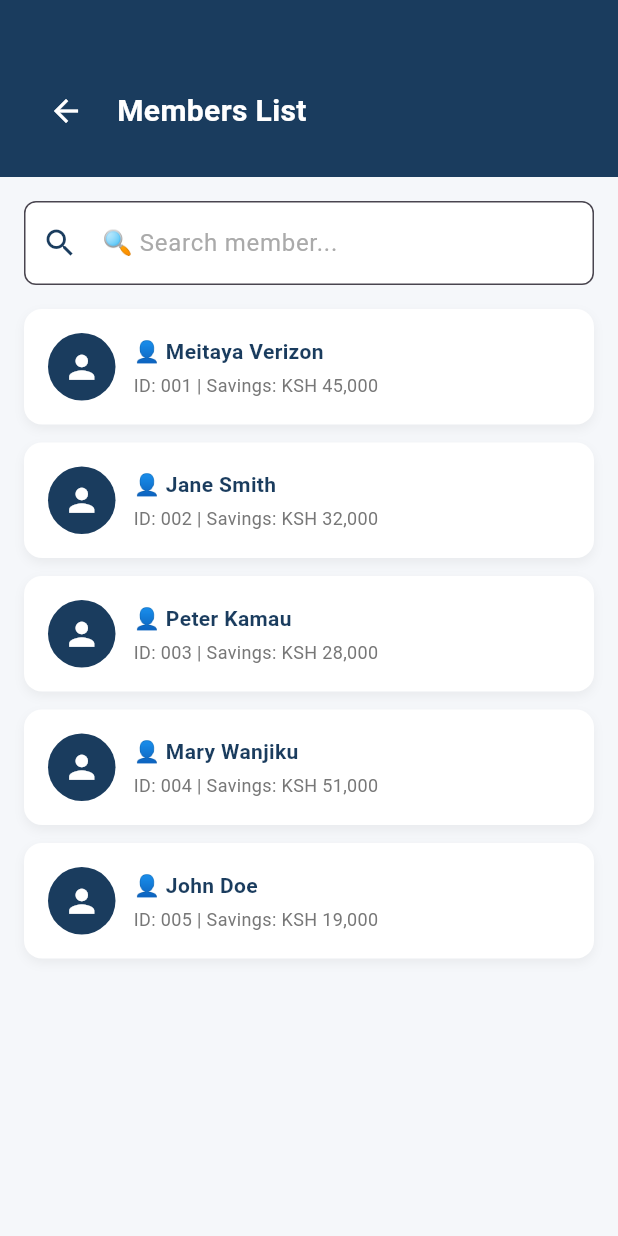
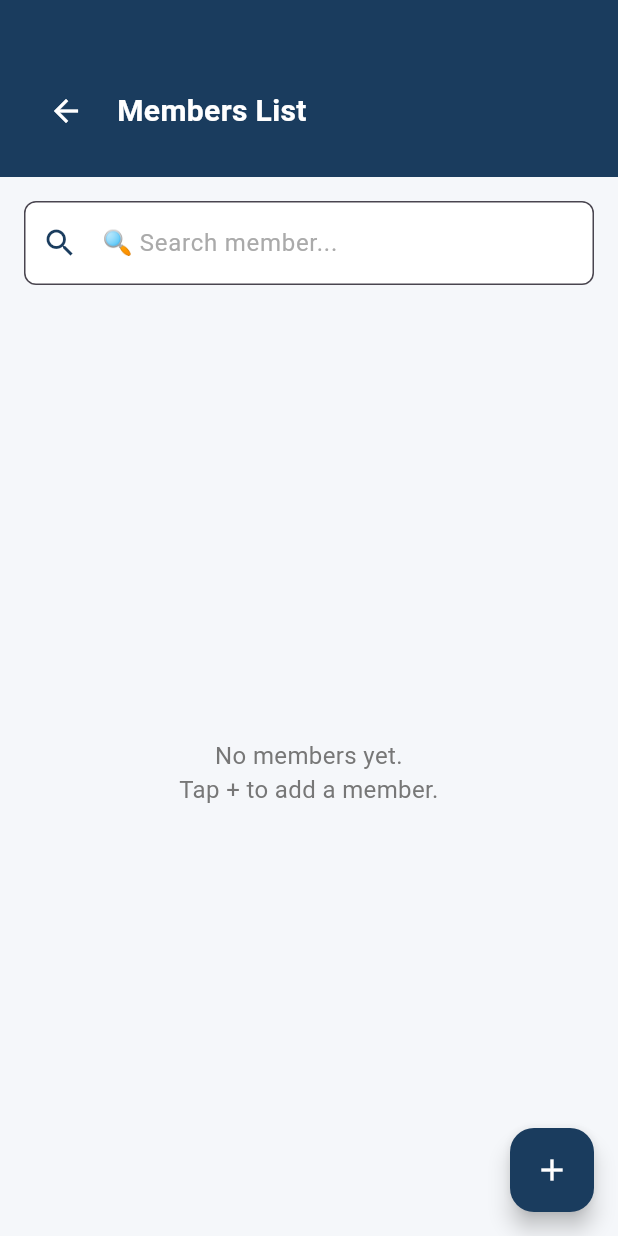
Before and after one commit to meitayaverizon892-create/sacco-app, a Flutter app: the MembersScreen screen opened directly, on a phone screen of 412 x 824 dp. Run offline on Flutter 3.47's test engine with Material 3 defaults, Android fonts, the phone set to English and light mode, and no system bars; our stand-ins replace sqflite; accounts and stored records are empty.

Commit message:
Week 4: Added SQLite CRUD for Members + Report

```diff
--- /dev/null
+++ b/lib/database/db_helper.dart
@@ -0,0 +1,79 @@
+import 'package:sqflite/sqflite.dart';
+import 'package:path/path.dart';
+import '../models/member.dart';
+
+class DBHelper {
+  static Database? _database;
+
+  // Get database (create if doesn't exist)
+  static Future<Database> get database async {
+    if (_database != null) return _database!;
+    _database = await _initDB();
+    return _database!;
+  }
+
+  // Initialize database
+  static Future<Database> _initDB() async {
+    String path = join(await getDatabasesPath(), 'sacco_app.db');
+    return await openDatabase(
+      path,
+      version: 1,
+      onCreate: (db, version) async {
+        await db.execute('''
+          CREATE TABLE members(
+            id INTEGER PRIMARY KEY AUTOINCREMENT,
+            name TEXT NOT NULL,
+            memberNumber TEXT NOT NULL,
+            savings REAL NOT NULL,
+            phone TEXT NOT NULL
+          )
+        ''');
+      },
+    );
+  }
+
+  // CREATE - Add a new member
+  static Future<int> insertMember(Member member) async {
+    final db = await database;
+    return await db.insert('members', member.toMap());
+  }
+
+  // READ - Get all members
+  static Future<List<Member>> getMembers() async {
+    final db = await database;
+    final List<Map<String, dynamic>> maps = await db.query('members');
+    return List.generate(maps.length, (i) => Member.fromMap(maps[i]));
+  }
+
+  // UPDATE - Edit an existing member
+  static Future<int> updateMember(Member member) async {
+    final db = await database;
+    return await db.update(
+      'members',
+      member.toMap(),
+      where: 'id = ?',
+      whereArgs: [member.id],
+    );
+  }
+
+  // DELETE - Remove a member
+  static Future<int> deleteMember(int id) async {
+    final db = await database;
+    return await db.delete(
+      'members',
+      where: 'id = ?',
+      whereArgs: [id],
+    );
+  }
+
+  // SEARCH - Find members by name
+  static Future<List<Member>> searchMembers(String query) async {
+    final db = await database;
+    final List<Map<String, dynamic>> maps = await db.query(
+      'members',
+      where: 'name LIKE ?',
+      whereArgs: ['%$query%'],
+    );
+    return List.generate(maps.length, (i) => Member.fromMap(maps[i]));
+  }
+}
--- /dev/null
+++ b/lib/models/member.dart
@@ -0,0 +1,37 @@
+class Member {
+  int? id;
+  String name;
+  String memberNumber;
+  double savings;
+  String phone;
+
+  Member({
+    this.id,
+    required this.name,
+    required this.memberNumber,
+    required this.savings,
+    required this.phone,
+  });
+
+  // Convert a Member into a Map (for saving to database)
+  Map<String, dynamic> toMap() {
+    return {
+      'id': id,
+      'name': name,
+      'memberNumber': memberNumber,
+      'savings': savings,
+      'phone': phone,
+    };
+  }
+
+  // Convert a Map (from database) into a Member object
+  factory Member.fromMap(Map<String, dynamic> map) {
+    return Member(
+      id: map['id'],
+      name: map['name'],
+      memberNumber: map['memberNumber'],
+      savings: map['savings'],
+      phone: map['phone'],
+    );
+  }
+}
--- a/lib/screens/members_screen.dart
+++ b/lib/screens/members_screen.dart
@@ -1,35 +1,53 @@
 import 'package:flutter/material.dart';
+import '../models/member.dart';
+import '../database/db_helper.dart';
+import 'add_edit_member_screen.dart';
 
-class MembersScreen extends StatelessWidget {
+class MembersScreen extends StatefulWidget {
   const MembersScreen({super.key});
 
-  final List<Map<String, String>> members = const [
-    {
-      'name': 'Meitaya Verizon',
-      'id': '001',
-      'savings': 'KSH 45,000',
-    },
-    {
-      'name': 'Jane Smith',
-      'id': '002',
-      'savings': 'KSH 32,000',
-    },
-    {
-      'name': 'Peter Kamau',
-      'id': '003',
-      'savings': 'KSH 28,000',
-    },
-    {
-      'name': 'Mary Wanjiku',
-      'id': '004',
-      'savings': 'KSH 51,000',
-    },
-    {
-      'name': 'John Doe',
-      'id': '005',
-      'savings': 'KSH 19,000',
-    },
-  ];
+  @override
+  State<MembersScreen> createState() => _MembersScreenState();
+}
+
+class _MembersScreenState extends State<MembersScreen> {
+  List<Member> _members = [];
+  final TextEditingController _searchController = TextEditingController();
+
+  @override
+  void initState() {
+    super.initState();
+    _loadMembers();
+  }
+
+  Future<void> _loadMembers() async {
+    final members = await DBHelper.getMembers();
+    setState(() {
+      _members = members;
+    });
+  }
+
+  Future<void> _search(String query) async {
+    if (query.isEmpty) {
+      _loadMembers();
+    } else {
+      final results = await DBHelper.searchMembers(query);
+      setState(() {
+        _members = results;
+      });
+    }
+  }
+
+  Future<void> _deleteMember(int id) async {
+    await DBHelper.deleteMember(id);
+    _loadMembers();
+    ScaffoldMessenger.of(context).showSnackBar(
+      const SnackBar(
+        content: Text('Member deleted'),
+        backgroundColor: Colors.red,
+      ),
+    );
+  }
 
   @override
   Widget build(BuildContext context) {
@@ -45,13 +63,8 @@ class MembersScreen extends StatelessWidget {
             child: Row(
               children: [
                 IconButton(
-                  icon: const Icon(
-                    Icons.arrow_back,
-                    color: Colors.white,
-                  ),
-                  onPressed: () {
-                    Navigator.pop(context);
-                  },
+                  icon: const Icon(Icons.arrow_back, color: Colors.white),
+                  onPressed: () => Navigator.pop(context),
                 ),
                 const SizedBox(width: 10),
                 const Text(
@@ -69,6 +82,8 @@ class MembersScreen extends StatelessWidget {
           Padding(
             padding: const EdgeInsets.all(16),
             child: TextField(
+              controller: _searchController,
+              onChanged: _search,
               decoration: InputDecoration(
                 hintText: '🔍 Search member...',
                 hintStyle: const TextStyle(color: Color(0xFFAAAAAA)),
@@ -78,21 +93,53 @@ class MembersScreen extends StatelessWidget {
                   borderRadius: BorderRadius.circular(8),
                   borderSide: const BorderSide(color: Color(0xFFCCCCCC)),
                 ),
-                prefixIcon: const Icon(
-                  Icons.search,
-                  color: Color(0xFF1A3C5E),
-                ),
+                prefixIcon: const Icon(Icons.search, color: Color(0xFF1A3C5E)),
               ),
             ),
           ),
           // Members List
           Expanded(
-            child: ListView.builder(
+            child: _members.isEmpty
+                ? const Center(
+                    child: Text(
+                      'No members yet.\nTap + to add a member.',
+                      textAlign: TextAlign.center,
+                      style: TextStyle(color: Color(0xFF777777), fontSize: 16),
+                    ),
+                  )
+                : ListView.builder(
                     padding: const EdgeInsets.symmetric(horizontal: 16),
-              itemCount: members.length,
+                    itemCount: _members.length,
                     itemBuilder: (context, index) {
-                final member = members[index];
-                return Container(
+                      final member = _members[index];
+                      return Dismissible(
+                        key: Key(member.id.toString()),
+                        direction: DismissDirection.endToStart,
+                        background: Container(
+                          alignment: Alignment.centerRight,
+                          padding: const EdgeInsets.only(right: 20),
+                          margin: const EdgeInsets.only(bottom: 12),
+                          decoration: BoxDecoration(
+                            color: Colors.red,
+                            borderRadius: BorderRadius.circular(12),
+                          ),
+                          child: const Icon(Icons.delete, color: Colors.white),
+                        ),
+                        onDismissed: (direction) {
+                          _deleteMember(member.id!);
+                        },
+                        child: GestureDetector(
+                          onTap: () async {
+                            await Navigator.push(
+                              context,
+                              MaterialPageRoute(
+                                builder: (context) =>
+                                    AddEditMemberScreen(member: member),
+                              ),
+                            );
+                            _loadMembers();
+                          },
+                          child: Container(
                             margin: const EdgeInsets.only(bottom: 12),
                             padding: const EdgeInsets.all(16),
                             decoration: BoxDecoration(
@@ -108,7 +155,6 @@ class MembersScreen extends StatelessWidget {
                             ),
                             child: Row(
                               children: [
-                      // Avatar
                                 Container(
                                   width: 45,
                                   height: 45,
@@ -116,20 +162,17 @@ class MembersScreen extends StatelessWidget {
                                     color: const Color(0xFF1A3C5E),
                                     borderRadius: BorderRadius.circular(25),
                                   ),
-                        child: const Icon(
-                          Icons.person,
-                          color: Colors.white,
-                          size: 25,
-                        ),
+                                  child: const Icon(Icons.person,
+                                      color: Colors.white, size: 25),
                                 ),
                                 const SizedBox(width: 12),
-                      // Member Info
                                 Expanded(
                                   child: Column(
-                          crossAxisAlignment: CrossAxisAlignment.start,
+                                    crossAxisAlignment:
+                                        CrossAxisAlignment.start,
                                     children: [
                                       Text(
-                              '👤 ${member['name']}',
+                                        '👤 ${member.name}',
                                         style: const TextStyle(
                                           fontSize: 14,
                                           fontWeight: FontWeight.bold,
@@ -138,7 +181,7 @@ class MembersScreen extends StatelessWidget {
                                       ),
                                       const SizedBox(height: 4),
                                       Text(
-                              'ID: ${member['id']} | Savings: ${member['savings']}',
+                                        'ID: ${member.memberNumber} | Savings: KSH ${member.savings.toStringAsFixed(0)}',
                                         style: const TextStyle(
                                           fontSize: 12,
                                           color: Color(0xFF777777),
@@ -147,7 +190,11 @@ class MembersScreen extends StatelessWidget {
                                     ],
                                   ),
                                 ),
+                                const Icon(Icons.edit,
+                                    color: Color(0xFFAAAAAA), size: 18),
                               ],
+                            ),
+                          ),
                         ),
                       );
                     },
@@ -155,6 +202,19 @@ class MembersScreen extends StatelessWidget {
           ),
         ],
       ),
+      floatingActionButton: FloatingActionButton(
+        backgroundColor: const Color(0xFF1A3C5E),
+        onPressed: () async {
+          await Navigator.push(
+            context,
+            MaterialPageRoute(
+              builder: (context) => const AddEditMemberScreen(),
+            ),
+          );
+          _loadMembers();
+        },
+        child: const Icon(Icons.add, color: Colors.white),
+      ),
     );
   }
 }
--- a/pubspec.yaml
+++ b/pubspec.yaml
@@ -35,6 +35,8 @@ dependencies:
   # The following adds the Cupertino Icons font to your application.
   # Use with the CupertinoIcons class for iOS style icons.
   cupertino_icons: ^1.0.6
+  sqflite: ^2.3.0
+  path: ^1.8.3
 
 dev_dependencies:
   flutter_test:
```
Also changed, not shown: lib/screens/add_edit_member_screen.dart (added, +224 -0 lines), lib/screens/splash_screen.dart (+10 -10 lines), pubspec.lock, 2 other files. Lines whose indentation alone changed are shown as unchanged.
